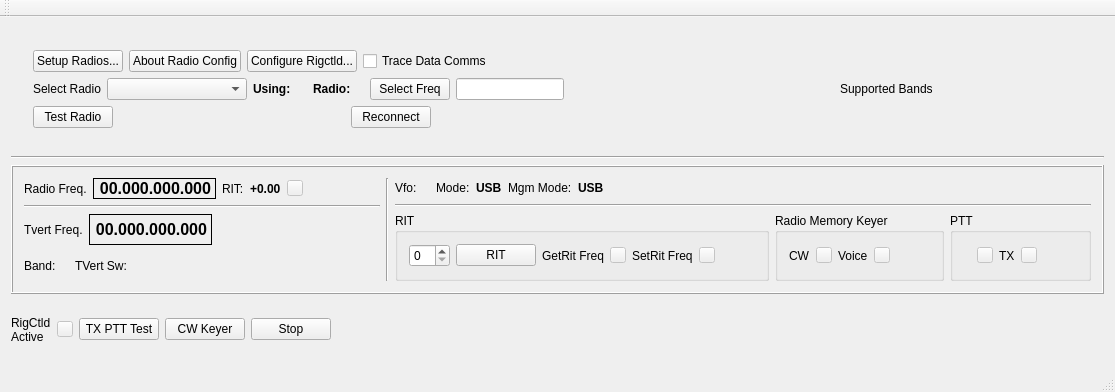
First picture: the form in mqt/MqtRigControl/rigcontrolmainwindow.ui, repository Rsclub22/Minos2-Mirror, before the edit.
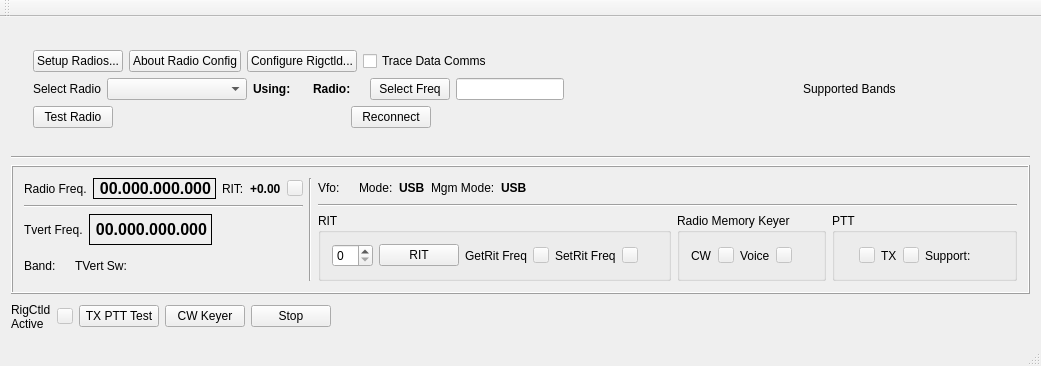
Second picture: the form after the edit. Custom widgets are drawn as their Qt base class.

Commit message: more testing of hardware serial with radios that don't support CAT PTT

What changed in the file:
```diff
--- a/mqt/MqtRigControl/rigcontrolmainwindow.ui
+++ b/mqt/MqtRigControl/rigcontrolmainwindow.ui
@@ -6,8 +6,8 @@
    <rect>
     <x>0</x>
     <y>0</y>
-    <width>1115</width>
-    <height>392</height>
+    <width>1041</width>
+    <height>366</height>
    </rect>
   </property>
   <property name="windowTitle">
@@ -750,7 +750,7 @@
              </property>
              <layout class="QHBoxLayout" name="horizontalLayout_24">
               <item>
-               <layout class="QHBoxLayout" name="horizontalLayout_26">
+               <layout class="QHBoxLayout" name="horizontalLayout_32">
                 <item>
                  <layout class="QHBoxLayout" name="horizontalLayout_27">
                   <item>
@@ -779,6 +779,8 @@
                  </layout>
                 </item>
                 <item>
+                 <layout class="QHBoxLayout" name="horizontalLayout_26">
+                  <item>
                  <widget class="QLabel" name="txRxLbl">
                   <property name="text">
                    <string>TX</string>
@@ -800,6 +802,26 @@
                    <string/>
                   </property>
                  </widget>
+                  </item>
+                 </layout>
+                </item>
+                <item>
+                 <layout class="QHBoxLayout" name="horizontalLayout_31">
+                  <item>
+                   <widget class="QLabel" name="supportPttLbl">
+                    <property name="text">
+                     <string>Support:</string>
+                    </property>
+                   </widget>
+                  </item>
+                  <item>
+                   <widget class="QLabel" name="supportedPttLbl">
+                    <property name="text">
+                     <string/>
+                    </property>
+                   </widget>
+                  </item>
+                 </layout>
                 </item>
                </layout>
               </item>
```
Lines whose indentation alone changed are shown as unchanged. The commit also changes 3 other files.
